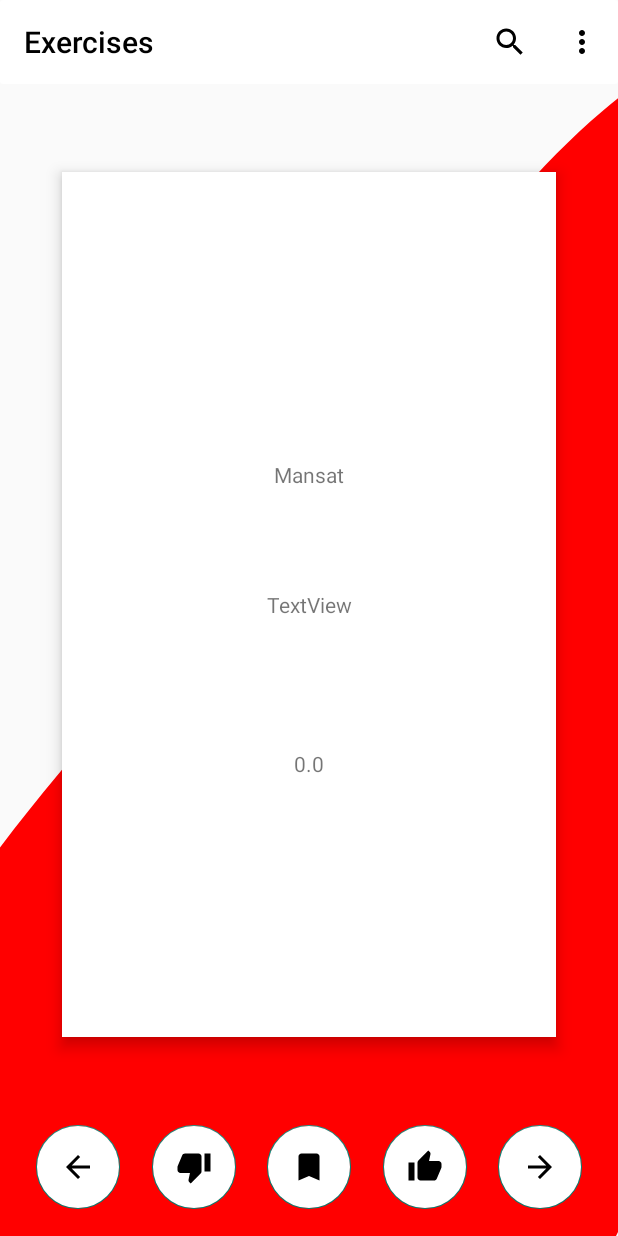
After one commit to tmackintosh/OxfordHack2022, an Android app: the fragment CardFragment placed in its activity, on a phone screen of 412 x 824 dp. The commit adds this screen. Run offline under Robolectric (Android 15) with nearby library versions, the phone set to English and light mode, and no system bars; 2 statements that could not run were skipped.

Commit message:
Fragment

```diff
--- a/app/build.gradle
+++ b/app/build.gradle
@@ -31,6 +31,7 @@ dependencies {
     implementation 'androidx.appcompat:appcompat:1.4.1'
     implementation 'com.google.android.material:material:1.5.0'
     implementation 'androidx.constraintlayout:constraintlayout:2.1.3'
+    implementation 'androidx.legacy:legacy-support-v4:1.0.0'
     testImplementation 'junit:junit:4.13.2'
     androidTestImplementation 'androidx.test.ext:junit:1.1.3'
     androidTestImplementation 'androidx.test.espresso:espresso-core:3.4.0'
--- a/app/src/main/java/com/example/saltpayhack/cards/Card.java
+++ b/app/src/main/java/com/example/saltpayhack/cards/Card.java
@@ -1,15 +1,27 @@
 package com.example.saltpayhack.cards;
+
+import android.view.View;
+import android.view.ViewGroup;
+import android.view.ViewParent;
+
+import androidx.appcompat.app.AppCompatActivity;
+
+import com.example.saltpayhack.MainActivity;
+import com.example.saltpayhack.R;
 
 import java.util.ArrayList;
 import java.util.Arrays;
 
-public class Card {
+public class Card extends AppCompatActivity {
+
+    private static ViewGroup mCardViewGroup;
 
     public static class CardInfo {
         public double rating;
         public String name;
         public int critOne, critTwo, critThree;
         public ArrayList<String> rearText;
+
 
         public CardInfo() {
             this.rearText = new ArrayList<>();
@@ -41,4 +53,6 @@ public class Card {
 
     }
 
+
+
 }
--- /dev/null
+++ b/app/src/main/java/com/example/saltpayhack/cards/CardFragment.java
@@ -0,0 +1,80 @@
+package com.example.saltpayhack.cards;
+
+import android.os.Build;
+import android.os.Bundle;
+
+import androidx.annotation.RequiresApi;
+import androidx.fragment.app.Fragment;
+
+import android.view.LayoutInflater;
+import android.view.View;
+import android.view.ViewGroup;
+import android.widget.TextView;
+
+import com.example.saltpayhack.MainActivity;
+import com.example.saltpayhack.R;
+
+/**
+ * A simple {@link Fragment} subclass.
+ * Use the {@link CardFragment#newInstance} factory method to
+ * create an instance of this fragment.
+ */
+public class CardFragment extends Fragment {
+
+    private TextView name, rank;
+
+    // TODO: Rename parameter arguments, choose names that match
+    // the fragment initialization parameters, e.g. ARG_ITEM_NUMBER
+    private static final String ARG_PARAM1 = "param1";
+    private static final String ARG_PARAM2 = "param2";
+
+    // TODO: Rename and change types of parameters
+    private String mParam1;
+    private String mParam2;
+
+    public CardFragment() {
+        // Required empty public constructor
+    }
+
+    /**
+     * Use this factory method to create a new instance of
+     * this fragment using the provided parameters.
+     *
+     * @param param1 Parameter 1.
+     * @param param2 Parameter 2.
+     * @return A new instance of fragment CardFragment.
+     */
+    // TODO: Rename and change types and number of parameters
+    public static CardFragment newInstance(String param1, String param2) {
+        CardFragment fragment = new CardFragment();
+        Bundle args = new Bundle();
+        args.putString(ARG_PARAM1, param1);
+        args.putString(ARG_PARAM2, param2);
+        fragment.setArguments(args);
+        return fragment;
+    }
+
+    @Override
+    public void onCreate(Bundle savedInstanceState) {
+        super.onCreate(savedInstanceState);
+        if (getArguments() != null) {
+            mParam1 = getArguments().getString(ARG_PARAM1);
+            mParam2 = getArguments().getString(ARG_PARAM2);
+        }
+    }
+
+    @Override
+    public View onCreateView(LayoutInflater inflater, ViewGroup container,
+                             Bundle savedInstanceState) {
+        // Inflate the layout for this fragment
+        return inflater.inflate(R.layout.card, container, false);
+    }
+
+    @Override
+    public void onStart() {
+        super.onStart();
+
+        name = getView().findViewById(R.id.test_text_view);
+        name.setText(CardManager.getInstance().getCurrentCard().cardInfo.name);
+    }
+}
--- /dev/null
+++ b/app/src/main/res/anim/fade_in.xml
@@ -0,0 +1,4 @@
+<set xmlns:android="http://schemas.android.com/apk/res/android">
+    <alpha android:fromAlpha="0.0" android:toAlpha="1.0"
+        android:duration="@android:integer/config_shortAnimTime" />
+</set>
--- /dev/null
+++ b/app/src/main/res/anim/fade_out.xml
@@ -0,0 +1,4 @@
+<set xmlns:android="http://schemas.android.com/apk/res/android">
+    <alpha android:fromAlpha="1.0" android:toAlpha="0.0"
+        android:duration="@android:integer/config_shortAnimTime" />
+</set>
--- a/app/src/main/res/layout/activity_main.xml
+++ b/app/src/main/res/layout/activity_main.xml
@@ -90,7 +90,7 @@
 
         </androidx.constraintlayout.widget.ConstraintLayout>
 
-        <View
+        <FrameLayout
             android:id="@+id/activity_main_card_view"
             android:layout_width="0dp"
             android:layout_height="0dp"
--- /dev/null
+++ b/app/src/main/res/layout/card.xml
@@ -0,0 +1,29 @@
+<?xml version="1.0" encoding="utf-8"?>
+<androidx.constraintlayout.widget.ConstraintLayout xmlns:android="http://schemas.android.com/apk/res/android"
+    xmlns:app="http://schemas.android.com/apk/res-auto"
+    xmlns:tools="http://schemas.android.com/tools"
+    android:layout_width="match_parent"
+    android:layout_height="match_parent">
+
+    <View
+        android:id="@+id/test_view"
+        android:layout_width="0dp"
+        android:layout_height="0dp"
+        android:background="#FFFFFF"
+        android:elevation="6dp"
+        app:layout_constraintBottom_toBottomOf="parent"
+        app:layout_constraintEnd_toEndOf="parent"
+        app:layout_constraintStart_toStartOf="parent"
+        app:layout_constraintTop_toTopOf="parent" />
+
+    <TextView
+        android:id="@+id/test_text_view"
+        android:layout_width="wrap_content"
+        android:layout_height="wrap_content"
+        android:elevation="7dp"
+        android:text="TextView"
+        app:layout_constraintBottom_toBottomOf="@+id/test_view"
+        app:layout_constraintEnd_toEndOf="@+id/test_view"
+        app:layout_constraintStart_toStartOf="@+id/test_view"
+        app:layout_constraintTop_toTopOf="@+id/test_view" />
+</androidx.constraintlayout.widget.ConstraintLayout>
--- a/app/src/main/res/values/strings.xml
+++ b/app/src/main/res/values/strings.xml
@@ -1,3 +1,5 @@
 <resources>
     <string name="app_name">SaltPayHack</string>
+    <!-- TODO: Remove or change this placeholder text -->
+    <string name="hello_blank_fragment">Hello blank fragment</string>
 </resources>
```
Also changed, not shown: app/src/main/java/com/example/saltpayhack/MainActivity.java (+31 -1 lines), app/src/main/java/com/example/saltpayhack/cards/CardManager.java (+48 -10 lines).
